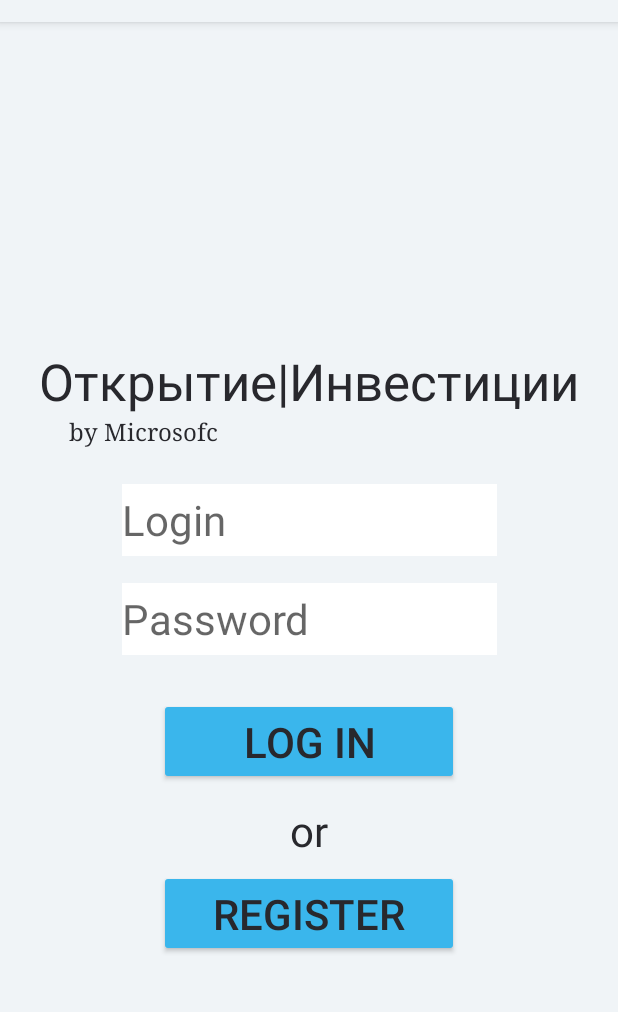
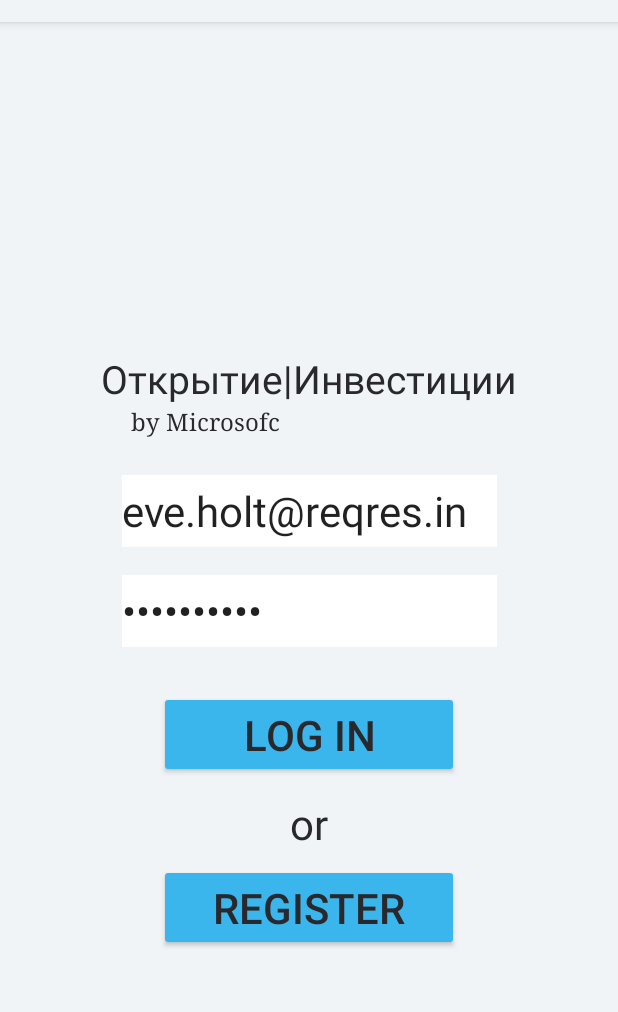
Before and after one commit to AndreyMAI-github/HMA_2021, an Android app: the screen it shows after launch (MainActivity), after a tap on "LOG IN", on a phone screen of 412 x 824 dp, the part 62-1074 px from its top. Run offline under Robolectric (Android 15) with nearby library versions, the phone set to English and light mode, and no system bars; 2 statements that could not run were skipped.

Commit message:
Test on reqres.in passed successful

```diff
--- a/app/android/app/src/main/java/microsofc/app/mha2021/MainActivity.java
+++ b/app/android/app/src/main/java/microsofc/app/mha2021/MainActivity.java
@@ -17,6 +17,10 @@ import android.widget.Toast;
 
 import com.google.gson.Gson;
 import com.google.gson.GsonBuilder;
+
+import retrofit2.Call;
+import retrofit2.Callback;
+import retrofit2.Response;
 
 
 public class MainActivity extends AppCompatActivity {
@@ -38,16 +42,31 @@ public class MainActivity extends AppCompatActivity {
         View.OnClickListener btnListener = view -> {
             switch (view.getId()){
                 case R.id.buttonLogIn:
-                    UserRegOrLogData user = new UserRegOrLogData(editTextLogin.toString(),editTextPass.toString(),null);
+                    UserRegOrLogData user = new UserRegOrLogData(editTextLogin.getText().toString(),
+                            editTextPass.getText().toString(),null);
 
                     GsonBuilder gsonBuilder = new GsonBuilder();
                     Gson gson = gsonBuilder.create();
 
                     ServerAPI serverAPI = NetworkSingleton.getInstance().getServerAPI();
-                    serverAPI.tryLogin(gson.toJson(user));
+                    Call<UserRegOrLogData> stringCall = serverAPI.tryLogin(user);
+                    stringCall.enqueue(new Callback<UserRegOrLogData>() {
+                        @Override
+                        public void onResponse(Call<UserRegOrLogData> call, Response<UserRegOrLogData> response) {
+                            Toast toast = Toast.makeText(getApplicationContext(), /*"token"*/gson.toJson(user),Toast.LENGTH_SHORT);
+                            toast.show();
+                            String token = gson.toJson(response.body());
+                            editTextLogin.setText(token);
+                            //Toast toast = Toast.makeText(getApplicationContext(), token/*gson.toJson(user)*/,Toast.LENGTH_SHORT);
+                            //toast.show();
+                        }
 
-                    Toast toast = Toast.makeText(getApplicationContext(),gson.toJson(user),Toast.LENGTH_SHORT);
-                    toast.show();
+                        @Override
+                        public void onFailure(Call<UserRegOrLogData> call, Throwable t) {
+                            Toast toast = Toast.makeText(getApplicationContext(), "Error:" + t.toString(),Toast.LENGTH_SHORT);
+                            toast.show();
+                        }
+                    });
                     break;
                 case R.id.buttonRegister:
                     Intent regIntent = new Intent(getApplicationContext(), RegisterActivity.class);
--- a/app/android/app/src/main/java/microsofc/app/mha2021/RegisterActivity.java
+++ b/app/android/app/src/main/java/microsofc/app/mha2021/RegisterActivity.java
@@ -39,7 +39,7 @@ public class RegisterActivity extends AppCompatActivity {
             Gson gson = gsonBuilder.create();
 
             ServerAPI serverAPI = NetworkSingleton.getInstance().getServerAPI(); //Magic part
-            serverAPI.tryLogin(gson.toJson(user)); //TODO TRY REGISTER
+            serverAPI.tryRegister(user);
             Toast toast = Toast.makeText(getApplicationContext(), gson.toJson(user),Toast.LENGTH_LONG);
             toast.show();
             finish();
--- a/app/android/app/src/main/java/microsofc/app/mha2021/ServerAPI.java
+++ b/app/android/app/src/main/java/microsofc/app/mha2021/ServerAPI.java
@@ -1,10 +1,13 @@
 package microsofc.app.mha2021;
 
 import retrofit2.Call;
+import retrofit2.http.Body;
 import retrofit2.http.GET;
 import retrofit2.http.POST;
 
 public interface ServerAPI {
-    @POST("tryLogin")
-    public void tryLogin(String UserData);
+    @POST("/api/login")
+    public Call<UserRegOrLogData> tryLogin(@Body UserRegOrLogData  UserData);
+    @POST("tryRegister")
+    public Call<UserRegOrLogData> tryRegister(@Body UserRegOrLogData  UserData);
 }
--- a/app/android/app/src/main/java/microsofc/app/mha2021/UserRegOrLogData.java
+++ b/app/android/app/src/main/java/microsofc/app/mha2021/UserRegOrLogData.java
@@ -2,11 +2,22 @@ package microsofc.app.mha2021;
 
 import androidx.annotation.Nullable;
 
+import com.google.gson.annotations.Expose;
+import com.google.gson.annotations.SerializedName;
+
 public class UserRegOrLogData {
+    @SerializedName("email") //TODO CHANGE IT
+    @Expose
     private String name;
+    @SerializedName("email2")
+    @Expose
     private String email;
+    @Expose
+    @SerializedName("password")
     private String passw;
-
+    @Expose
+    @SerializedName("token")
+    private String token;
     public UserRegOrLogData(String name, String passw, @Nullable String email) {
         this.name = name;
         this.passw = passw;
--- a/app/android/app/src/main/res/layout/activity_main.xml
+++ b/app/android/app/src/main/res/layout/activity_main.xml
@@ -11,7 +11,7 @@
         android:layout_width="wrap_content"
         android:layout_height="wrap_content"
         android:text="@string/app_logo"
-        android:textSize="34sp"
+        android:textSize="26sp"
         app:layout_constraintBottom_toBottomOf="parent"
         app:layout_constraintLeft_toLeftOf="parent"
         app:layout_constraintRight_toRightOf="parent"
@@ -19,13 +19,14 @@
         app:layout_constraintVertical_bias="0.3" />
 
     <AutoCompleteTextView
+        android:id="@+id/loginTextView"
         style="@style/CustomTextView"
-        android:id="@+id/loginTextView"
         android:layout_width="250dp"
         android:layout_height="wrap_content"
         android:hint="@string/login_hint"
         android:minWidth="48dp"
         android:minHeight="48dp"
+        android:text="eve.holt@reqres.in"
         app:layout_constraintBottom_toBottomOf="parent"
         app:layout_constraintEnd_toEndOf="@+id/textView"
         app:layout_constraintStart_toStartOf="@+id/textView"
@@ -34,13 +35,14 @@
         tools:textColorHint="#757575" />
 
     <AutoCompleteTextView
+        android:id="@+id/passwordTextView"
         style="@style/CustomTextView"
-        android:id="@+id/passwordTextView"
         android:layout_width="250dp"
         android:layout_height="wrap_content"
         android:hint="@string/password_hint"
         android:inputType="textPassword"
         android:minHeight="48dp"
+        android:text="cityslicka"
         app:layout_constraintBottom_toBottomOf="parent"
         app:layout_constraintEnd_toEndOf="@+id/loginTextView"
         app:layout_constraintStart_toStartOf="@+id/loginTextView"
```
Also changed, not shown: 1 other file.
